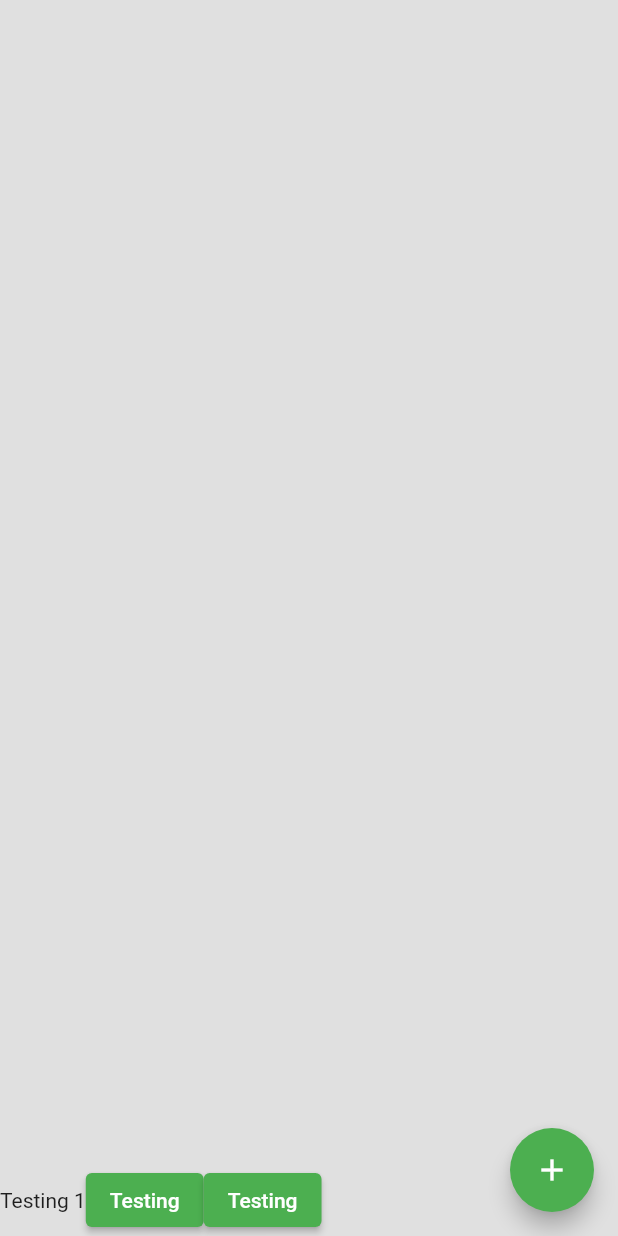
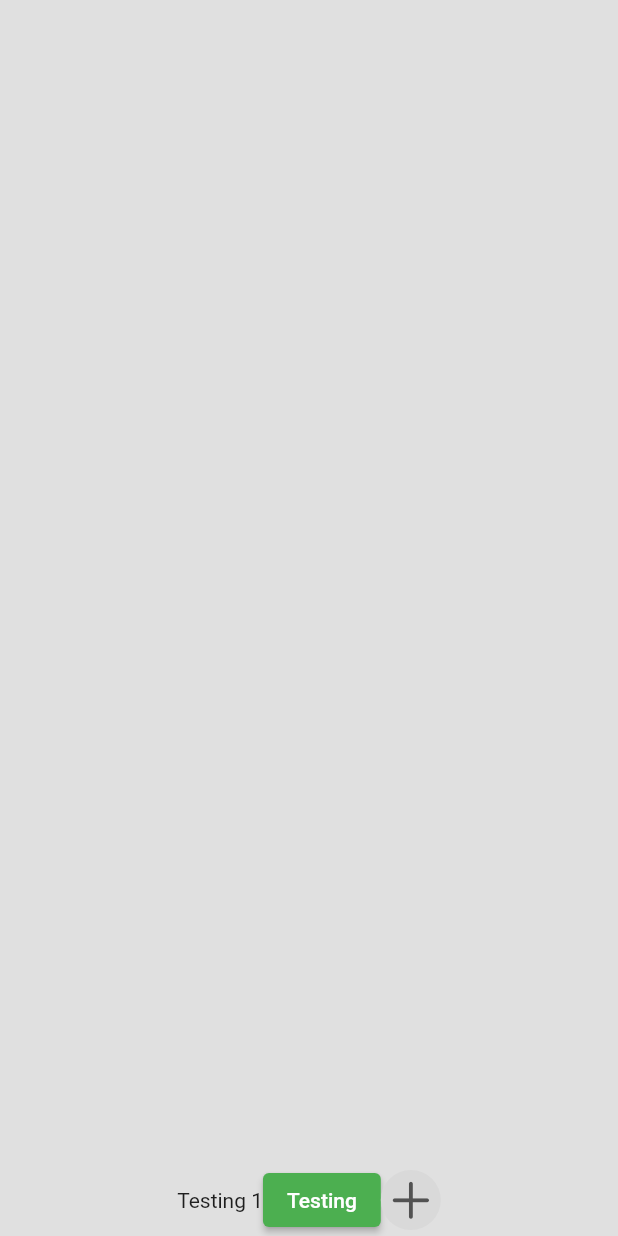
Before and after one commit to GeonwooVincentKim/daily_expanditure_0131, a Flutter app: the screen it shows after launch, on a phone screen of 412 x 824 dp. Run offline on Flutter 3.47's test engine with Material 2 defaults, Android fonts, the phone set to English and light mode, and no system bars; our stand-ins replace flutter_slidable.

Commit message:
[Update] - Align and expanded

```diff
--- a/lib/screens/home.dart
+++ b/lib/screens/home.dart
@@ -1,3 +1,4 @@
+import 'package:daily_expanditure_0131/shared/style.dart';
 import 'package:daily_expanditure_0131/widgets/custom_alert_dialog_box.dart';
 import 'package:daily_expanditure_0131/widgets/daily_expanditure_tile.dart';
 import 'package:daily_expanditure_0131/widgets/my_floating_action_button.dart';
@@ -48,7 +49,7 @@ class _HomePageState extends State<HomePage> {
 
     return Scaffold(
       backgroundColor: Colors.grey[300],
-      floatingActionButton: MyFloatingActionButton(onPressed: createNewExpanditure),
+      // floatingActionButton: MyFloatingActionButton(onPressed: createNewExpanditure),
       body: Column(
         children: [
           ListView.builder(
@@ -68,22 +69,27 @@ class _HomePageState extends State<HomePage> {
             child: Align(
               alignment: Alignment.bottomCenter,
               child: Row(
+                mainAxisAlignment: MainAxisAlignment.center,
                 children: [
                   Text("Testing 1"),
                   ElevatedButton(
                     onPressed: () => false,
                     child: Text("Testing"),
                   ),
-                  ElevatedButton(
-                    onPressed: () => false,
-                    child: Text(
-                      // "${moneyList.forEach((element) => sum + element)}"
-                      // '${moneyList.reduce((value, element) => value + element)}',
-                      "Testing"
-                    ),
+                  GestureDetector(
+                    onTap: () {
+                      createNewExpanditure();
+                    },
+                    child: const CircleAvatar(
+                      radius: 20,
+                      backgroundColor: buttonColor,
+                      child: ClipOval(
+                        child: Icon(CupertinoIcons.plus, color: plusIconColor, size: 35)
+                      ),
+                    )
                   )
                 ],
-              ),
+              )
             ),
           )
 
```
